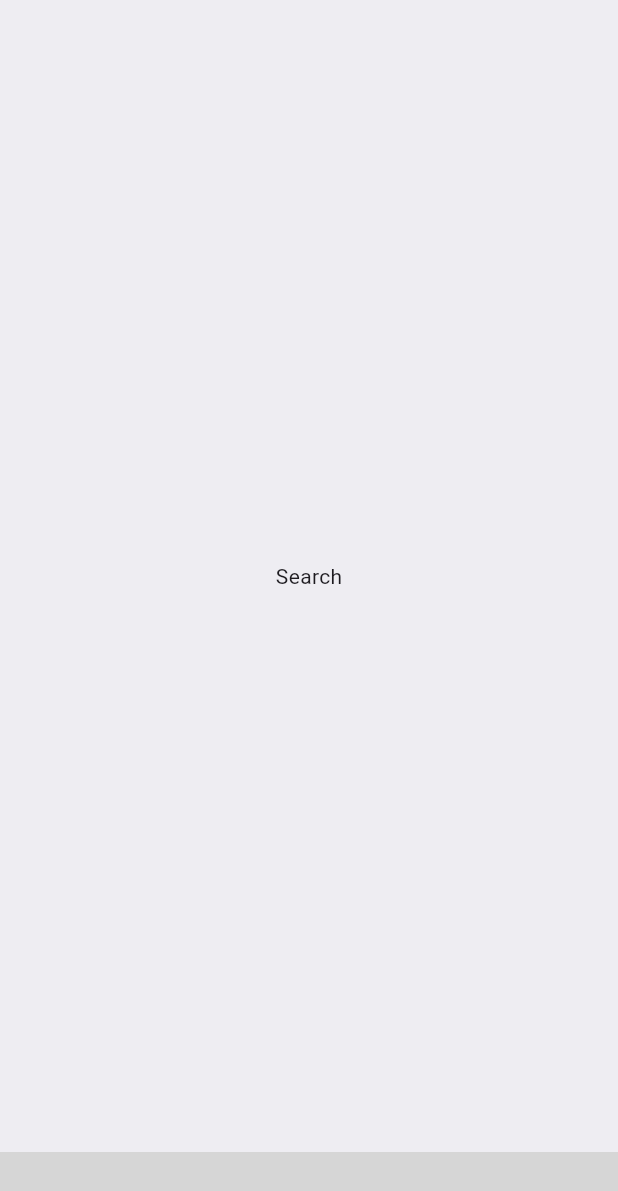
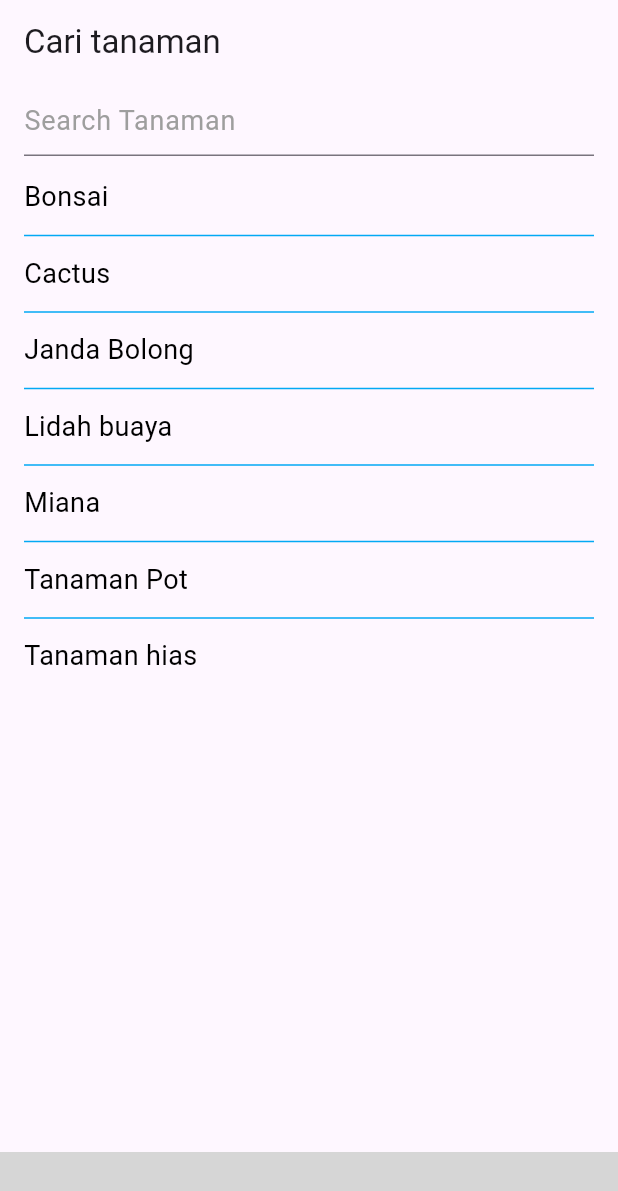
Before and after one commit to akaz-cyber/Tugas-fluuter_pemogramana-web-2_ajri-muhammad-sidiq, a Flutter app: the Dashboard screen opened directly, swiped to page 2, on a phone screen of 412 x 824 dp. Shown: the top 1191 px of the screen. Run offline on Flutter 3.47's test engine with Material 3 defaults, Android fonts, the light colour scheme and no system bars; our stand-ins replace circular_profile_avatar, fluttertoast; missing offline and left inert: floaty_nav_bar; grey boxes are pictures that could not be loaded.

Commit message:
menambahkan search dan favoritePlan

```diff
--- a/lib/dashboard.dart
+++ b/lib/dashboard.dart
@@ -2,8 +2,10 @@ import 'package:circular_profile_avatar/circular_profile_avatar.dart';
 import 'package:floaty_nav_bar/floaty_nav_bar.dart';
 import 'package:flutter/material.dart';
 import 'package:tugas1_flutter/dashboardHome.dart';
+import 'package:tugas1_flutter/favoritePlant.dart';
 import 'package:tugas1_flutter/homeScreen.dart';
 import 'package:tugas1_flutter/profile.dart';
+import 'package:tugas1_flutter/searchController.dart';
 
 class Dashboard extends StatefulWidget {
   const Dashboard({super.key});
@@ -55,9 +57,10 @@ class _DashboardState extends State<Dashboard> {
         onPageChanged: (index) {
           setState(() => selectedTab = index);
         },
-        children: const [
+        children: const  [
           Dashboardhome(),
-          Center(child: Text('Search')),
+          Searchcontroller(),
+          Favoriteplant(),
           Profile(),
         ],
       ),
@@ -76,11 +79,17 @@ class _DashboardState extends State<Dashboard> {
             icon: Icon(Icons.search),
             onTap: () => changeTab(1),
           ),
+           FloatyTab(
+            isSelected: selectedTab == 2,
+            title: 'Chart',
+            icon: Icon(Icons.bookmark_border_outlined),
+            onTap: () => changeTab(2),
+          ),
           FloatyTab(
-            isSelected: selectedTab == 2,
+            isSelected: selectedTab == 3,
             title: 'Profile',
             icon: Icon(Icons.person),
-            onTap: () => changeTab(2),
+            onTap: () => changeTab(3),
           ),
         ],
       ),
--- /dev/null
+++ b/lib/searchController.dart
@@ -0,0 +1,111 @@
+import 'package:flutter/material.dart';
+
+class Searchcontroller extends StatefulWidget {
+  const Searchcontroller({super.key});
+
+  @override
+  State<Searchcontroller> createState() => _SearchcontrollerState();
+}
+
+class _SearchcontrollerState extends State<Searchcontroller> {
+  TextEditingController searchControl = TextEditingController();
+  List<String> originList = [
+    "Tanaman hias",
+    "Janda Bolong",
+    "Bonsai",
+    "Cactus",
+    "Miana",
+    "Lidah buaya",
+    "Tanaman Pot"
+  ];
+  List<String> filteredList = [];
+  String keyword = "";
+
+  @override
+  void initState() {
+    super.initState();
+    originList.sort();
+    filteredList = List.from(originList);
+    searchControl.addListener(() {
+      setState(() {
+        keyword = searchControl.text;
+        searchData();
+      });
+    });
+  }
+
+  @override
+  void dispose() {
+    searchControl.dispose();
+    super.dispose();
+  }
+
+  void searchData() {
+    filteredList = [];
+    for (int i = 0; i < originList.length; i++) {
+      var item = originList[i];
+      if (item.toLowerCase().contains(keyword.toLowerCase())) {
+        filteredList.add(item);
+      }
+    }
+  }
+
+  Widget createListView(List<String> list) {
+    return Expanded(
+      child: ListView.separated(
+        itemCount: list.length,
+        itemBuilder: (BuildContext context, int index) {
+          return Container(
+            height: 35,
+            child: Align(
+              alignment: Alignment.centerLeft,
+              child: Text(
+                list[index],
+                style: const TextStyle(
+                  color: Colors.black,
+                  fontSize: 18,
+                ),
+              ),
+            ),
+          );
+        },
+        separatorBuilder: (BuildContext context, int index) {
+          return const Divider(
+            color: Colors.lightBlue,
+          );
+        },
+      ),
+    );
+  }
+
+  @override
+  Widget build(BuildContext context) {
+    return Scaffold(
+      appBar: AppBar(
+        title: const Text("Cari tanaman"),
+        automaticallyImplyLeading: false,
+      ),
+      body: Container(
+        padding: const EdgeInsets.symmetric(horizontal: 16),
+        child: Column(
+          children: [
+            TextField(
+              controller: searchControl,
+              decoration: const InputDecoration(
+                hintText: "Search Tanaman",
+                hintStyle: TextStyle(
+                  color: Colors.grey,
+                  fontSize: 18,
+                ),
+              ),
+              textAlign: TextAlign.left,
+            ),
+            const SizedBox(height: 10),
+            createListView(filteredList),
+            const SizedBox(height: 10),
+          ],
+        ),
+      ),
+    );
+  }
+}
--- a/pubspec.yaml
+++ b/pubspec.yaml
@@ -62,6 +62,7 @@ flutter:
 
   # To add assets to your application, add an assets section, like this:
   assets:
+  - assets/images/
   - assets/images/tanaman/
 
 
```
Also changed, not shown: lib/dashboardHome.dart (+5 -6 lines), lib/favoritePlant.dart (added, +36 -0 lines), lib/profile.dart (+42 -5 lines).
